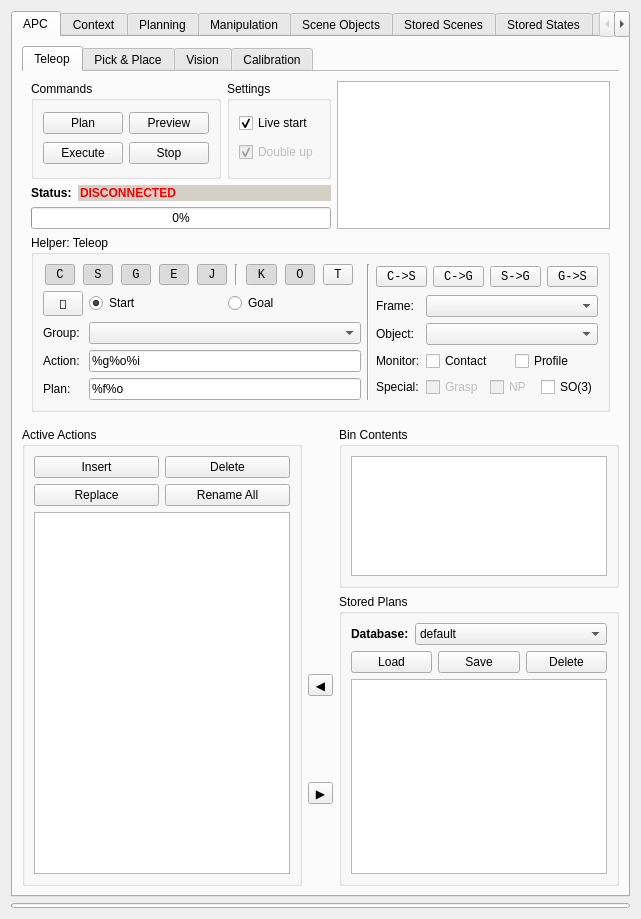
First picture: the form in visualization/motion_planning_rviz_plugin/src/ui/motion_planning_rviz_plugin_frame.ui, repository ehuang3/moveit_ros, before the edit.
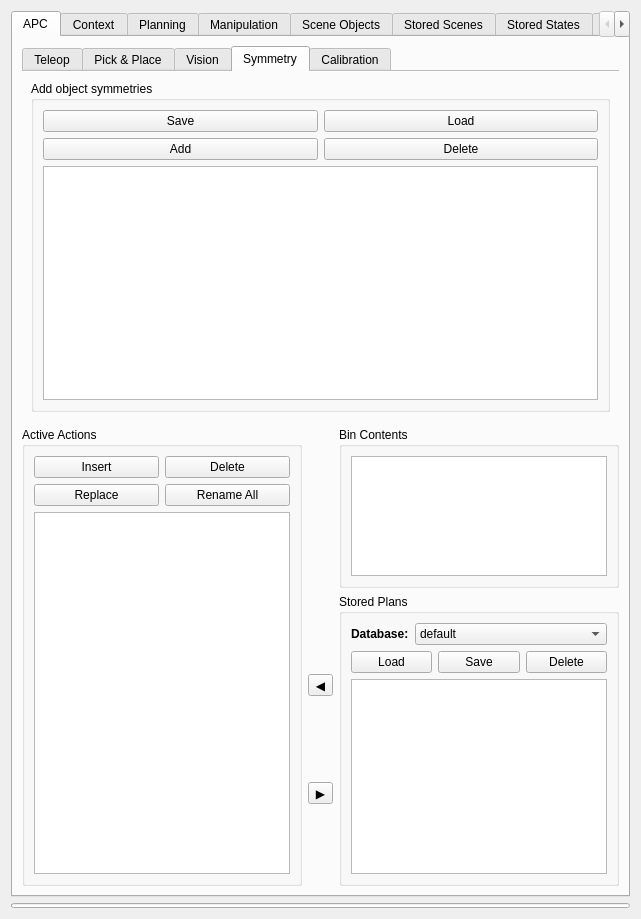
Second picture: the form after the edit. The open tabs and pages were chosen to show the change.

Commit message: planning: Catch IK failures, fix bug in non-seq. joint trajectories

```diff
--- a/visualization/motion_planning_rviz_plugin/src/ui/motion_planning_rviz_plugin_frame.ui
+++ b/visualization/motion_planning_rviz_plugin/src/ui/motion_planning_rviz_plugin_frame.ui
@@ -1623,6 +1623,60 @@
                </item>
               </layout>
              </widget>
+             <widget class="QWidget" name="tab_3">
+              <attribute name="title">
+               <string>Symmetry</string>
+              </attribute>
+              <layout class="QGridLayout" name="gridLayout_37">
+               <item row="0" column="0">
+                <widget class="QGroupBox" name="groupBox_26">
+                 <property name="title">
+                  <string>Add object symmetries</string>
+                 </property>
+                 <layout class="QGridLayout" name="gridLayout_47">
+                  <item row="0" column="1">
+                   <widget class="QPushButton" name="load_symmetries_button">
+                    <property name="text">
+                     <string>Load</string>
+                    </property>
+                   </widget>
+                  </item>
+                  <item row="0" column="0">
+                   <widget class="QPushButton" name="save_symmetries_button">
+                    <property name="text">
+                     <string>Save</string>
+                    </property>
+                   </widget>
+                  </item>
+                  <item row="2" column="0" colspan="2">
+                   <widget class="QListWidget" name="symmetries_list">
+                    <property name="sizePolicy">
+                     <sizepolicy hsizetype="Preferred" vsizetype="Preferred">
+                      <horstretch>0</horstretch>
+                      <verstretch>0</verstretch>
+                     </sizepolicy>
+                    </property>
+                   </widget>
+                  </item>
+                  <item row="1" column="0">
+                   <widget class="QPushButton" name="add_symmetries_button">
+                    <property name="text">
+                     <string>Add</string>
+                    </property>
+                   </widget>
+                  </item>
+                  <item row="1" column="1">
+                   <widget class="QPushButton" name="delete_symmetries_button">
+                    <property name="text">
+                     <string>Delete</string>
+                    </property>
+                   </widget>
+                  </item>
+                 </layout>
+                </widget>
+               </item>
+              </layout>
+             </widget>
              <widget class="QWidget" name="tabWidget_2Page3">
               <attribute name="title">
                <string>Calibration</string>
```
Left out of the diff: 2 changed lines with no effect on the pictures. The commit also changes 8 other files.
